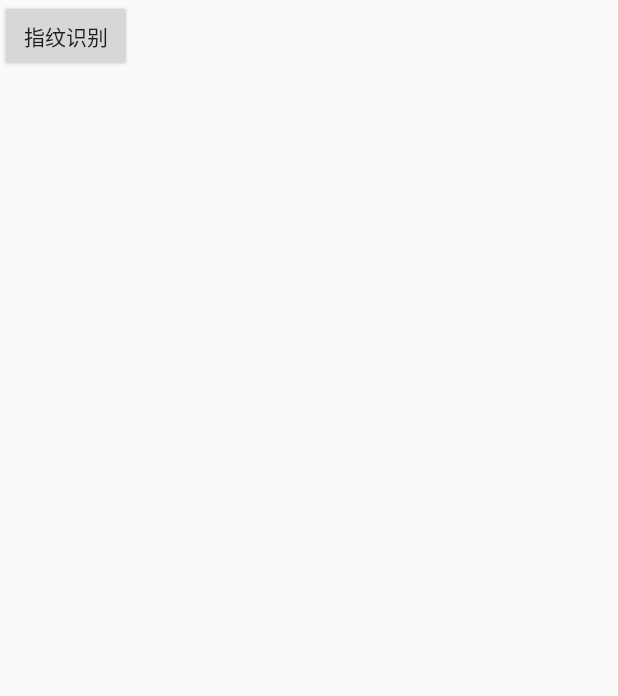
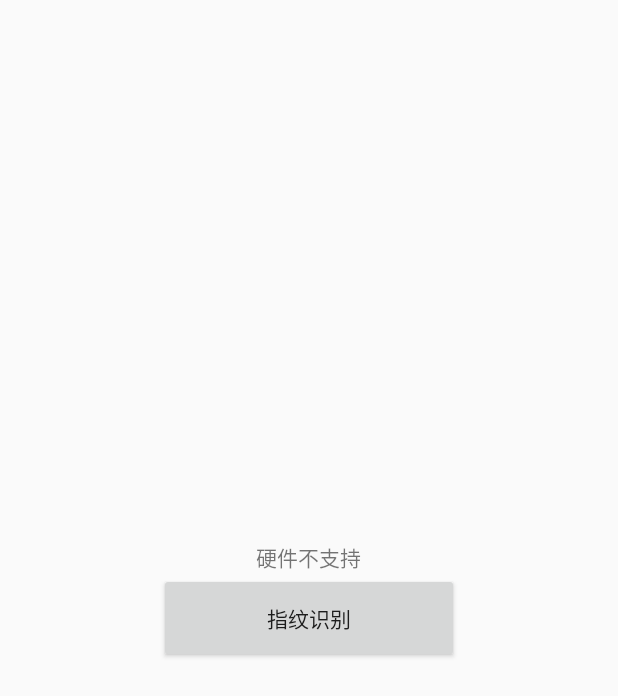
Before and after one commit to Miles087/Android-Widget, an Android app: the FingerUnLock screen opened directly, with no data from a screen before it, after a tap on "指纹识别", on a phone screen of 412 x 824 dp. Shown: the top 696 px of the screen. Run offline under Robolectric (Android 15) with nearby library versions, the phone set to English and light mode, and no system bars.

Commit message:
优化流程

```diff
--- a/app/src/main/java/com/example/miles/project/FingerUnLock.java
+++ b/app/src/main/java/com/example/miles/project/FingerUnLock.java
@@ -14,6 +14,7 @@ import android.support.v4.app.ActivityCompat;
 import android.support.v4.hardware.fingerprint.FingerprintManagerCompat;
 import android.view.View;
 import android.widget.Button;
+import android.widget.TextView;
 import android.widget.Toast;
 
 import com.example.miles.project.widget.FingerPrintUiHelper;
@@ -24,8 +25,12 @@ import com.example.miles.project.widget.FingerPrintUiHelper;
 
 public class FingerUnLock extends Activity {
 
-    Button button;
-    Context mContext;
+    private Button button;
+    private TextView tv_text;
+    private Context mContext;
+
+    private FingerprintManager mFingerprintManager;
+    private KeyguardManager mKeyguardManager;
 
     private final int REQUEST_CODE_CONFIRM_DEVICE_CREDENTIALS = 0;
     private FingerPrintUiHelper fingerPrintUiHelper;
@@ -35,26 +40,31 @@ public class FingerUnLock extends Activity {
         super.onCreate(savedInstanceState);
         setContentView(R.layout.activity_finger_unlock);
         mContext = this;
+        tv_text = (TextView)findViewById(R.id.tv_text);
+        button = (Button) findViewById(R.id.button);
     }
 
     @Override
     protected void onResume() {
         super.onResume();
+        if (Build.VERSION.SDK_INT >= Build.VERSION_CODES.LOLLIPOP) {
+            initFingerPrint();
+            try{
+                mFingerprintManager = (FingerprintManager) mContext.getSystemService(Context.FINGERPRINT_SERVICE);
+                mKeyguardManager = (KeyguardManager) getSystemService(Context.KEYGUARD_SERVICE);
+            } catch (NoClassDefFoundError e){
+                tv_text.setText("抱歉，您的手机暂不支持该功能");
+            } catch (Exception e){
 
-        if (Build.VERSION.SDK_INT >= Build.VERSION_CODES.M) {
-            initFingerPrint();
-            button = (Button) findViewById(R.id.button);
-            assert button != null;
+            }
+        } else {
+            tv_text.setText("该版本暂不支持指纹解锁");
+        }
         button.setOnClickListener(new View.OnClickListener() {
             @RequiresApi(api = Build.VERSION_CODES.LOLLIPOP)
             @Override
             public void onClick(View v) {
-
                 boolean bCanCheck = true;
-                    FingerprintManager mFingerprintManager = (FingerprintManager) mContext.getSystemService(Context.FINGERPRINT_SERVICE);
-                    KeyguardManager mKeyguardManager = (KeyguardManager) getSystemService(Context.KEYGUARD_SERVICE);
-
-
                 if (ActivityCompat.checkSelfPermission(mContext, Manifest.permission.USE_FINGERPRINT) != PackageManager.PERMISSION_GRANTED) {
                     // TODO: Consider calling
                     //    ActivityCompat#requestPermissions
@@ -63,46 +73,35 @@ public class FingerUnLock extends Activity {
                     //                                          int[] grantResults)
                     // to handle the case where the user grants the permission. See the documentation
                     // for ActivityCompat#requestPermissions for more details.
+                    tv_text.setText("权限检测时发现您并没有申请或打开指纹权限");
                     return;
                 }
                 if (!mFingerprintManager.isHardwareDetected()) {
                     // 判断硬件是否支持
-                        Toast.makeText(mContext,
-                                "Fingerprint hardward unavailable",
-                                Toast.LENGTH_LONG).show();
+//                    Toast.makeText(mContext, "Fingerprint hardward unavailable", Toast.LENGTH_LONG).show();
                     bCanCheck = false;
+                    tv_text.setText("硬件不支持");
                     return;
                 }
                 if (!mKeyguardManager.isKeyguardSecure()) {
                     // 判断用户是已经开启锁屏密码
-                        Toast.makeText(mContext,
-                                "Secure lock screen hasn't set up.\n"
-                                        + "Go to 'Settings -> Security -> Screenlock' to set up a lock screen",
-                                Toast.LENGTH_LONG).show();
+//                    Toast.makeText(mContext, "Secure lock screen hasn't set up.\n"  + "Go to 'Settings -> Security -> Screenlock' to set up a lock screen", Toast.LENGTH_LONG).show();
                     bCanCheck = false;
+                    tv_text.setText("用户未开启锁屏密码");
                     return;
                 }
                 if (!mFingerprintManager.hasEnrolledFingerprints()) {
                     // 判断是否有已经录入的指纹
-                        Toast.makeText(mContext,
-                                "Go to 'Settings -> Security -> Fingerprint' and register at least one fingerprint",
-                                Toast.LENGTH_LONG).show();
+//                    Toast.makeText(mContext, "Go to 'Settings -> Security -> Fingerprint' and register at least one fingerprint", Toast.LENGTH_LONG).show();
                     bCanCheck = false;
+                    tv_text.setText("用户并未录入指纹");
                     return;
                 }
-
-
-
                 if (bCanCheck){
                     jumpToGesturePassCheck();
                 }
             }
         });
-
-        } else {
-
-        }
-
     }
 
     /**
@@ -119,6 +118,9 @@ public class FingerUnLock extends Activity {
     }
 
 
+    /**
+     * 初始化
+     */
     private void initFingerPrint() {
         fingerPrintUiHelper = new FingerPrintUiHelper(this);
         fingerPrintUiHelper.startFingerPrintListen(new FingerprintManagerCompat.AuthenticationCallback() {
@@ -129,8 +131,7 @@ public class FingerUnLock extends Activity {
              */
             @Override
             public void onAuthenticationSucceeded(FingerprintManagerCompat.AuthenticationResult result) {
-                Toast.makeText(mContext, "指纹识别成功", Toast.LENGTH_SHORT).show();
-                button.setText("success");
+                tv_text.setText("指纹识别成功");
             }
 
             /**
@@ -138,7 +139,7 @@ public class FingerUnLock extends Activity {
              */
             @Override
             public void onAuthenticationFailed() {
-                Toast.makeText(mContext, "指纹识别失败", Toast.LENGTH_SHORT).show();
+                tv_text.setText("指纹识别失败");
             }
 
             /**
@@ -164,10 +165,9 @@ public class FingerUnLock extends Activity {
             @Override
             public void onAuthenticationError(int errMsgId, CharSequence errString) {
                 //但多次指纹密码验证错误后，进入此方法；并且，不能短时间内调用指纹验证
-                Toast.makeText(mContext, "errMsgId=" + errMsgId + "|" +
-                        errString, Toast.LENGTH_SHORT).show();
+//                Toast.makeText(mContext, "errMsgId=" + errMsgId + "|" + errString, Toast.LENGTH_SHORT).show();
                 if (errMsgId == 7) { //出错次数过多（小米5测试是5次）
-                    button.setText("失败次数超出限制");
+                    tv_text.setText("失败次数超出限制");
                 }
             }
         });
@@ -178,13 +178,10 @@ public class FingerUnLock extends Activity {
         if (requestCode == REQUEST_CODE_CONFIRM_DEVICE_CREDENTIALS) {
             // Challenge completed, proceed with using cipher
             if (resultCode == RESULT_OK) {
-                Toast.makeText(this, "识别成功", Toast.LENGTH_SHORT).show();
-                button.setText("识别成功了");
+                tv_text.setText("识别成功了");
             } else {
-                Toast.makeText(this, "识别失败", Toast.LENGTH_SHORT).show();
+                tv_text.setText("识别失败了");
             }
         }
     }
-
-
 }
--- a/app/src/main/res/layout/activity_finger_unlock.xml
+++ b/app/src/main/res/layout/activity_finger_unlock.xml
@@ -5,8 +5,18 @@
 
     <Button
         android:id="@+id/button"
+        android:layout_width="200dp"
+        android:layout_height="60dp"
+        android:layout_centerInParent="true"
+        android:text="指纹识别"/>
+
+    <TextView
+        android:id="@+id/tv_text"
         android:layout_width="wrap_content"
         android:layout_height="wrap_content"
-        android:text="指纹识别"/>
+        android:layout_above="@+id/button"
+        android:layout_centerHorizontal="true"
+        android:text="指纹待验证"
+        />
 
 </RelativeLayout>
```
Lines whose indentation alone changed are shown as unchanged.
